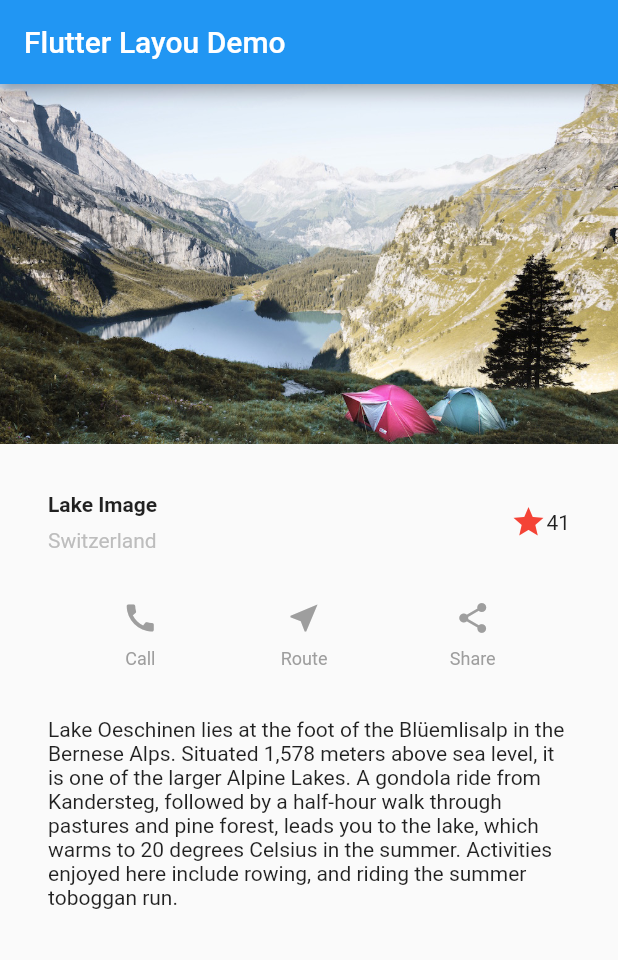
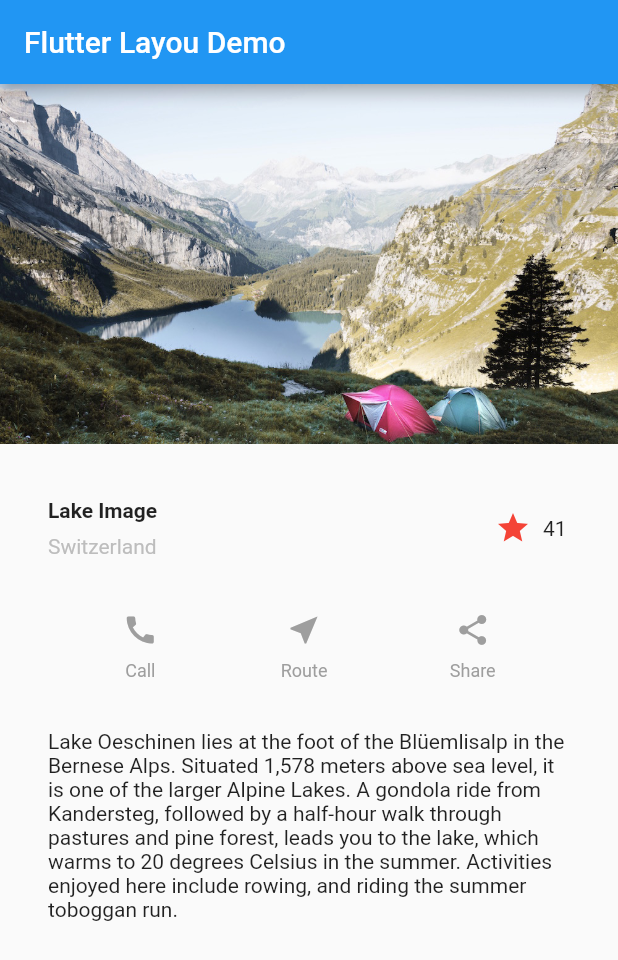
Before and after one commit to Aurelien-jcb/flutter_docs_tutorials, a Flutter app: the screen it shows after launch, on a phone screen of 412 x 824 dp. Shown: the top 960 px of the screen. Run offline on Flutter 3.47's test engine with Material 2 defaults, Android fonts, the phone set to English and light mode, and no system bars.

Commit message:
tutorial 2 init

```diff
--- a/lib/main.dart
+++ b/lib/main.dart
@@ -1,4 +1,5 @@
 import 'package:flutter/material.dart';
+import 'package:flutter_layout_1/widget/favorite_widget.dart';
 
 void main() {
   runApp(const MyApp());
@@ -55,11 +56,7 @@
           ],
         ),
       ),
-      Icon(
-        Icons.star,
-        color: Colors.red[500],
-      ),
-      const Text('41'),
+      const FavoriteWidget(),
     ],
   ),
 );
--- /dev/null
+++ b/lib/widget/favorite_widget.dart
@@ -0,0 +1,51 @@
+import 'package:flutter/material.dart';
+
+class FavoriteWidget extends StatefulWidget {
+  const FavoriteWidget({Key? key}) : super(key: key);
+
+  @override
+  _FavoriteWidgetState createState() => _FavoriteWidgetState();
+}
+
+class _FavoriteWidgetState extends State<FavoriteWidget> {
+  bool _isFavorited = true;
+  int _favoriteCount = 41;
+
+  void __toggleFavorite() {
+    setState(() {
+      if (_isFavorited) {
+        _favoriteCount -= 1;
+        _isFavorited = false;
+      } else {
+        _favoriteCount += 1;
+        _isFavorited = true;
+      }
+    });
+  }
+
+  @override
+  Widget build(BuildContext context) {
+    return Row(
+      mainAxisSize: MainAxisSize.min,
+      children: [
+        Container(
+          padding: const EdgeInsets.all(0),
+          child: IconButton(
+            alignment: Alignment.centerRight,
+            onPressed: __toggleFavorite,
+            icon: (_isFavorited
+                ? const Icon(Icons.star)
+                : const Icon(Icons.star_border)),
+            color: Colors.red[500],
+          ),
+        ),
+        SizedBox(
+          width: 18,
+          child: SizedBox(
+            child: Text('$_favoriteCount'),
+          ),
+        )
+      ],
+    );
+  }
+}
```
